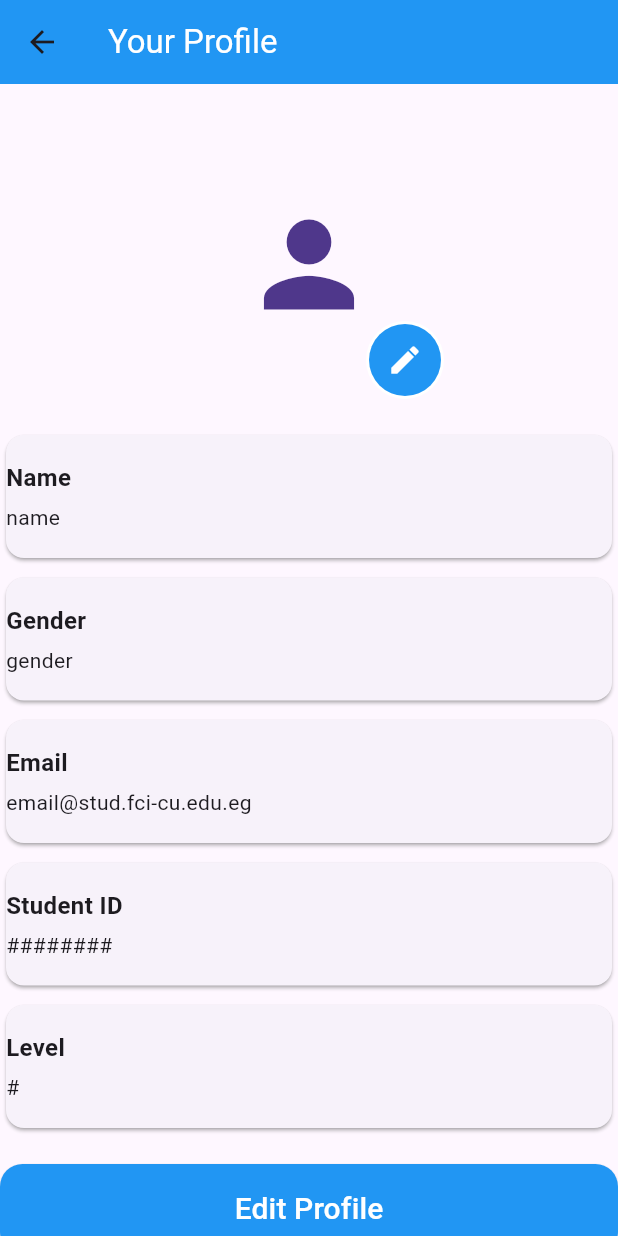
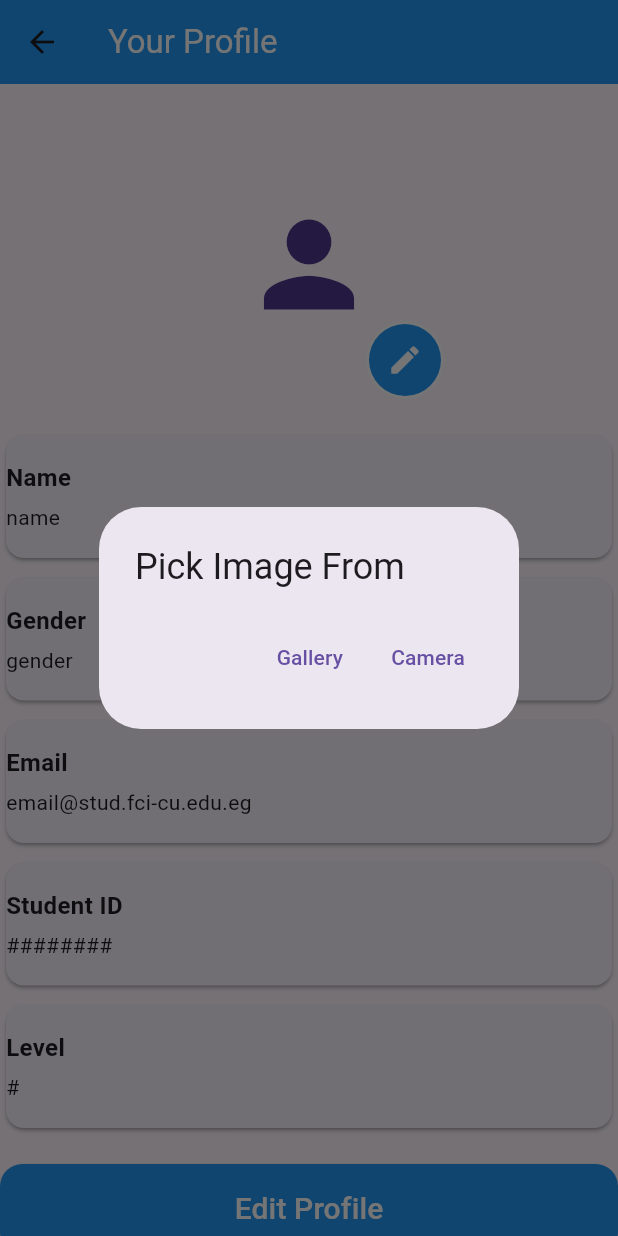
Before and after one commit to AyaMahmoud253/MobileApp, a Flutter app: the ProfilePage screen opened by its route, after a tap on the "edit" icon, on a phone screen of 412 x 824 dp. Run offline on Flutter 3.47's test engine with Material 3 defaults, Android fonts, the phone set to English and light mode, and no system bars; our stand-ins replace image_picker, sqflite; accounts and stored records are empty.

Commit message:
Camera added

```diff
--- a/project1/lib/screens/edit_profile_screen.dart
+++ b/project1/lib/screens/edit_profile_screen.dart
@@ -19,7 +19,7 @@ class _EditProfileScreenState extends State<EditProfilePage> {
   TextEditingController emailController = TextEditingController();
   TextEditingController idController = TextEditingController();
   TextEditingController levelController = TextEditingController();
-
+  //initialized for managing text input fields
   DatabaseHelper dbHelper = DatabaseHelper();
 
   @override
--- a/project1/lib/screens/profile_screen.dart
+++ b/project1/lib/screens/profile_screen.dart
@@ -144,8 +144,31 @@ class _ProfilePageState extends State<ProfilePage> {
 
   Future<void> _showImagePickerDialog() async {
     final ImagePicker picker = ImagePicker();
-    final XFile? pickedFile =
-        await picker.pickImage(source: ImageSource.gallery);
+    final ImageSource? source = await showDialog<ImageSource>(
+      context: context,
+      builder: (BuildContext context) {
+        return AlertDialog(
+          title: Text("Pick Image From"),
+          actions: <Widget>[
+            TextButton(
+              onPressed: () {
+                Navigator.pop(context, ImageSource.gallery);
+              },
+              child: Text('Gallery'),
+            ),
+            TextButton(
+              onPressed: () {
+                Navigator.pop(context, ImageSource.camera);
+              },
+              child: Text('Camera'),
+            ),
+          ],
+        );
+      },
+    );
+
+    if (source != null) {
+      final XFile? pickedFile = await picker.pickImage(source: source);
 
       if (pickedFile != null) {
         Uint8List? imageBytes = await pickedFile.readAsBytes();
@@ -157,3 +180,4 @@ class _ProfilePageState extends State<ProfilePage> {
       }
     }
   }
+}
```
Also changed, not shown: project1/lib/DatabaseHelper.dart (+11 -5 lines), project1/lib/screens/sign_up_screen.dart (+13 -1 lines). Lines whose indentation alone changed are shown as unchanged.
